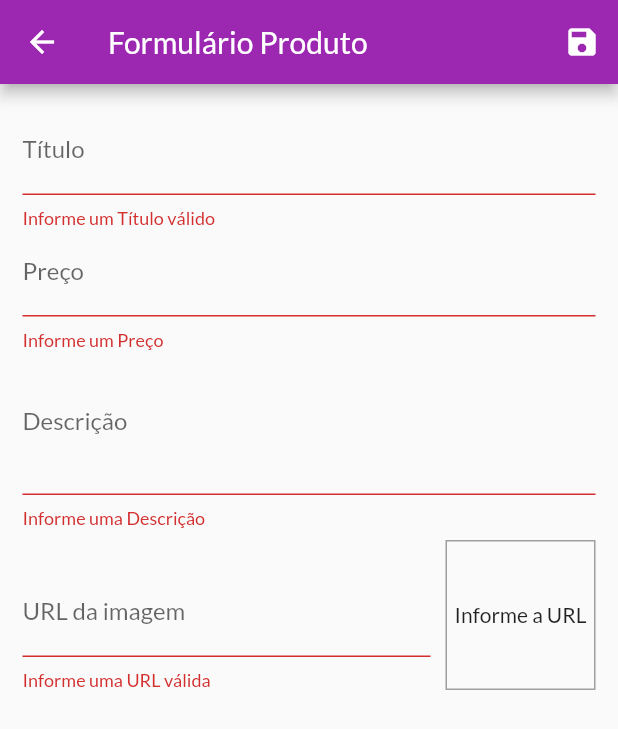
After one commit to machado-jose/shop-flutter, a Flutter app: the ProductFormScreen screen opened by its route, after a tap on the "save" icon, on a phone screen of 412 x 824 dp. The commit adds this screen. Shown: the top 729 px of the screen. Run offline on Flutter 3.47's test engine with Material 2 defaults, Android fonts, the phone set to English and light mode, and no system bars; network calls fail.

Commit message:
Products Form

```diff
--- a/lib/main.dart
+++ b/lib/main.dart
@@ -8,6 +8,7 @@ import 'package:shop/utils/app_routes.dart';
 import 'package:shop/views/cart_screen.dart';
 import 'package:shop/views/orders_screen.dart';
 import 'package:shop/views/products_details_screen.dart';
+import 'package:shop/views/products_form_screen.dart';
 import 'package:shop/views/products_overview_screen.dart';
 import 'package:shop/views/products_screen.dart';
 
@@ -43,6 +44,7 @@ class MyApp extends StatelessWidget {
           AppRoutes.CART: (ctx) => CartScreen(),
           AppRoutes.ORDERS: (ctx) => OrdersScreen(),
           AppRoutes.PRODUCTS: (ctx) => ProductsScreen(),
+          AppRoutes.PRODUCT_FORM: (ctx) => ProductFormScreen(),
         },
       ),
     );
--- a/lib/provider/product.dart
+++ b/lib/provider/product.dart
@@ -9,7 +9,7 @@ class Product with ChangeNotifier{
   bool isFavorite;
 
   Product({
-    @required this.id,
+    this.id,
     @required this.title,
     @required this.description,
     @required this.price,
--- a/lib/provider/products.dart
+++ b/lib/provider/products.dart
@@ -1,3 +1,5 @@
+import 'dart:math';
+
 import 'package:flutter/material.dart';
 import 'package:shop/data/dummy_data.dart';
 import './product.dart';
@@ -13,8 +15,14 @@ class Products with ChangeNotifier{
     return this._items.length;
   }
 
-  void addProduct(Product product){
-    _items.add(product);
+  void addProduct(Product newProduct){
+    _items.add(Product(
+      id: Random().nextDouble().toString(),
+      title: newProduct.title,
+      price: newProduct.price,
+      description: newProduct.description,
+      imageUrl: newProduct.imageUrl,
+    ));
     //Notificar os widgets interessados pela informação
     //Semelhante ao onSnapshot do Firebase
     notifyListeners();
--- a/lib/utils/app_routes.dart
+++ b/lib/utils/app_routes.dart
@@ -4,4 +4,5 @@ class AppRoutes{
   static const CART = '/cart';
   static const ORDERS = '/orders';
   static const PRODUCTS = '/products';
+  static const PRODUCT_FORM = '/product-form';
 }
--- /dev/null
+++ b/lib/views/products_form_screen.dart
@@ -0,0 +1,201 @@
+import 'dart:math';
+
+import 'package:flutter/material.dart';
+import 'package:provider/provider.dart';
+import 'package:shop/provider/product.dart';
+import 'package:shop/provider/products.dart';
+
+class ProductFormScreen extends StatefulWidget {
+  @override
+  _ProductFormScreenState createState() => _ProductFormScreenState();
+}
+
+class _ProductFormScreenState extends State<ProductFormScreen> {
+  final _priceFocusNode = FocusNode();
+  final _descriptionFocusNode = FocusNode();
+  final _imageUrlFocusNode = FocusNode();
+  final _imageUrlController = TextEditingController();
+  final _form = GlobalKey<FormState>();
+  final _formData = Map<String, Object>();
+
+  @override
+  void initState() {
+    super.initState();
+    this._imageUrlFocusNode.addListener(updateImage);
+  }
+
+  @override
+  void dispose() {
+    super.dispose();
+    this._priceFocusNode.dispose();
+    this._descriptionFocusNode.dispose();
+    this._imageUrlFocusNode.removeListener(updateImage);
+    this._imageUrlFocusNode.dispose();
+  }
+
+  void updateImage() {
+    if(this._isValidImageUrl(this._imageUrlController.text)){
+      setState(() {});
+    }
+  }
+
+  bool _isValidImageUrl(String url) {
+    bool startWithHttp = url.toLowerCase().startsWith('http://');
+    bool startWithHttps = url.toLowerCase().startsWith('https://');
+
+    bool endWithJpg = url.toLowerCase().endsWith('.jpg');
+    bool endWithJpeg = url.toLowerCase().endsWith('.jpeg');
+    bool endWithPng = url.toLowerCase().endsWith('.png');
+
+    return (startWithHttp || startWithHttps) &&
+        (endWithJpeg || endWithJpg || endWithPng);
+  }
+
+  void _saveForm() {
+    if (!this._form.currentState.validate()) return;
+
+    this._form.currentState.save();
+
+    final newProduct = new Product(
+      title: this._formData['title'],
+      price: this._formData['price'],
+      description: this._formData['description'],
+      imageUrl: this._formData['imageUrl'],
+    );
+
+    //Para trabalhar com o context fora do método build, o listen tem que ser false
+    Provider.of<Products>(context, listen: false).addProduct(newProduct);
+    Navigator.of(context).pop();
+  }
+
+  @override
+  Widget build(BuildContext context) {
+    return Scaffold(
+      appBar: AppBar(
+        title: const Text('Formulário Produto'),
+        actions: <Widget>[
+          IconButton(
+            icon: const Icon(Icons.save),
+            onPressed: this._saveForm,
+          ),
+        ],
+      ),
+      body: Padding(
+        padding: const EdgeInsets.all(15),
+        child: Form(
+          key: this._form,
+          child: ListView(
+            children: <Widget>[
+              TextFormField(
+                decoration: InputDecoration(labelText: 'Título'),
+                textInputAction: TextInputAction.next,
+                onFieldSubmitted: (_) {
+                  FocusScope.of(context).requestFocus(this._priceFocusNode);
+                },
+                onSaved: (value) => this._formData['title'] = value,
+                validator: (value) {
+                  if (value.trim().isEmpty) {
+                    return 'Informe um Título válido';
+                  }
+                  if (value.trim().length < 3) {
+                    return 'Informe um Título com mais de 3 letras';
+                  }
+
+                  return null;
+                },
+              ),
+              TextFormField(
+                decoration: InputDecoration(labelText: 'Preço'),
+                textInputAction: TextInputAction.next,
+                focusNode: this._priceFocusNode,
+                keyboardType: TextInputType.numberWithOptions(
+                  decimal: true,
+                ),
+                onFieldSubmitted: (_) {
+                  FocusScope.of(context)
+                      .requestFocus(this._descriptionFocusNode);
+                },
+                onSaved: (value) =>
+                    this._formData['price'] = double.parse(value),
+                validator: (value){
+                  if (value.trim().isEmpty) {
+                    return 'Informe um Preço';
+                  }
+                  if (double.parse(value) <= 0) {
+                    return 'Informe um Preço acima de R\$ 0.00';
+                  }
+
+                  return null;
+                },
+              ),
+              TextFormField(
+                decoration: InputDecoration(labelText: 'Descrição'),
+                maxLines: 3,
+                focusNode: this._descriptionFocusNode,
+                keyboardType: TextInputType.multiline,
+                onSaved: (value) => this._formData['description'] = value,
+                validator: (value){
+                  if (value.trim().isEmpty) {
+                    return 'Informe uma Descrição';
+                  }
+                  if (value.trim().length < 10) {
+                    return 'Informe uma Descrição com mais de 10 letras';
+                  }
+
+                  return null;
+                },
+              ),
+              Row(
+                crossAxisAlignment: CrossAxisAlignment.end,
+                children: <Widget>[
+                  Expanded(
+                    child: TextFormField(
+                      decoration: InputDecoration(labelText: 'URL da imagem'),
+                      keyboardType: TextInputType.url,
+                      textInputAction: TextInputAction.done,
+                      focusNode: this._imageUrlFocusNode,
+                      controller: this._imageUrlController,
+                      onFieldSubmitted: (_) {
+                        this._saveForm();
+                      },
+                      onSaved: (value) => this._formData['imageUrl'] = value,
+                      validator: (value){
+                        if(value.trim().isEmpty) return 'Informe uma URL válida';
+                        if(!this._isValidImageUrl(value)) return 'A URL informada não é válida';
+                        return null;
+                      },
+                    ),
+                  ),
+                  Container(
+                    width: 100,
+                    height: 100,
+                    margin: const EdgeInsets.only(
+                      top: 8,
+                      left: 10,
+                    ),
+                    decoration: BoxDecoration(
+                      border: Border.all(
+                        color: Colors.grey,
+                        width: 1,
+                      ),
+                    ),
+                    alignment: Alignment.center,
+                    child: this._imageUrlController.text.isEmpty
+                        ? Text(
+                            'Informe a URL',
+                            textAlign: TextAlign.center,
+                          )
+                        : FittedBox(
+                            child: Image.network(this._imageUrlController.text),
+                            fit: BoxFit.cover,
+                          ),
+                  ),
+                ],
+              ),
+            ],
+          ),
+        ),
+      ),
+    );
+  }
+}
--- a/lib/views/products_screen.dart
+++ b/lib/views/products_screen.dart
@@ -1,6 +1,7 @@
 import 'package:flutter/material.dart';
 import 'package:provider/provider.dart';
 import 'package:shop/provider/products.dart';
+import 'package:shop/utils/app_routes.dart';
 import 'package:shop/widgets/app_drawer.dart';
 import 'package:shop/widgets/product_item.dart';
 
@@ -16,7 +17,9 @@ class ProductsScreen extends StatelessWidget {
         actions: <Widget>[
           IconButton(
             icon: const Icon(Icons.add),
-            onPressed: () {},
+            onPressed: () {
+              Navigator.of(context).pushNamed(AppRoutes.PRODUCT_FORM);
+            },
           ),
         ],
       ),
```
